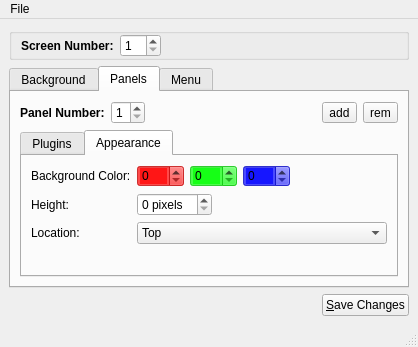
Before: the Qt Designer form lumina/lumina-config/mainUI.ui in trueos/pcbsd, drawn with Qt 5.
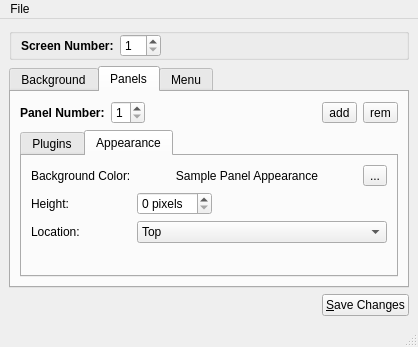
After: the same form once the commit is applied. The open tabs and pages were chosen to show the change.

Commit message: Update the lumina-config color-selecting option for the panel. Now the user should have a nice dialog that is easy to navigate instead of the RGB hack I had earlier.

What changed in the file:
```diff
--- a/lumina/lumina-config/mainUI.ui
+++ b/lumina/lumina-config/mainUI.ui
@@ -417,60 +417,28 @@
             <item row="0" column="1">
              <layout class="QHBoxLayout" name="horizontalLayout_2">
               <item>
-               <widget class="QSpinBox" name="spin_tb_R">
-                <property name="styleSheet">
-                 <string notr="true">QSpinBox{ background: rgba(255,0,0,180); }</string>
+               <widget class="QLabel" name="label_tb_colorsample">
+                <property name="sizePolicy">
+                 <sizepolicy hsizetype="Expanding" vsizetype="Preferred">
+                  <horstretch>0</horstretch>
+                  <verstretch>0</verstretch>
+                 </sizepolicy>
                 </property>
-                <property name="suffix">
-                 <string/>
+                <property name="text">
+                 <string>Sample Panel Appearance</string>
                 </property>
-                <property name="prefix">
-                 <string/>
+                <property name="alignment">
+                 <set>Qt::AlignCenter</set>
                 </property>
-                <property name="maximum">
-                 <number>255</number>
-                </property>
                </widget>
               </item>
               <item>
-               <widget class="QSpinBox" name="spin_tb_G">
-                <property name="styleSheet">
-                 <string notr="true">background: rgba(0,255,0,180);</string>
+               <widget class="QToolButton" name="tool_tb_getcolor">
+                <property name="text">
+                 <string>...</string>
                 </property>
-                <property name="prefix">
-                 <string/>
-                </property>
-                <property name="maximum">
-                 <number>255</number>
-                </property>
                </widget>
               </item>
-              <item>
-               <widget class="QSpinBox" name="spin_tb_B">
-                <property name="styleSheet">
-                 <string notr="true">background: rgba(0,0,255,180);</string>
-                </property>
-                <property name="prefix">
-                 <string/>
-                </property>
-                <property name="maximum">
-                 <number>255</number>
-                </property>
-               </widget>
-              </item>
-              <item>
-               <spacer name="horizontalSpacer_6">
-                <property name="orientation">
-                 <enum>Qt::Horizontal</enum>
-                </property>
-                <property name="sizeHint" stdset="0">
-                 <size>
-                  <width>40</width>
-                  <height>20</height>
-                 </size>
-                </property>
-               </spacer>
-              </item>
              </layout>
             </item>
             <item row="1" column="0">
```
Left out of the diff: 2 changed lines with no effect on the pictures. The commit also changes 2 other files.
